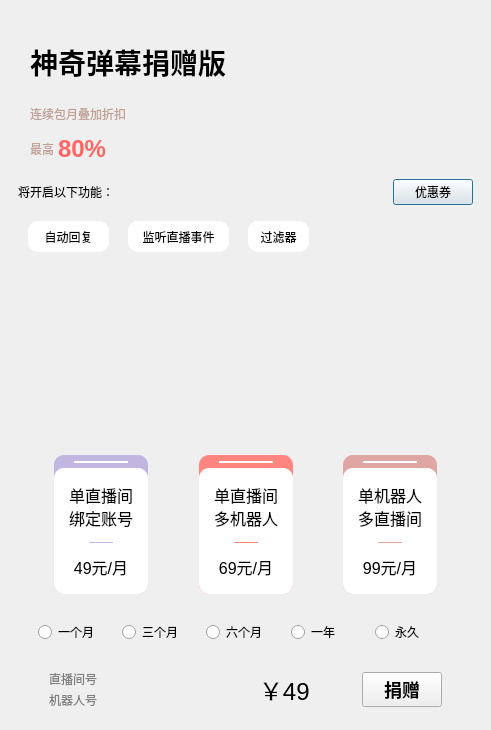
This is widgets/buy_vip/buyvipdialog.ui in iwxyi/Bilibili-MagicalDanmaku as Qt 5 draws it before an edit. The edited form follows.
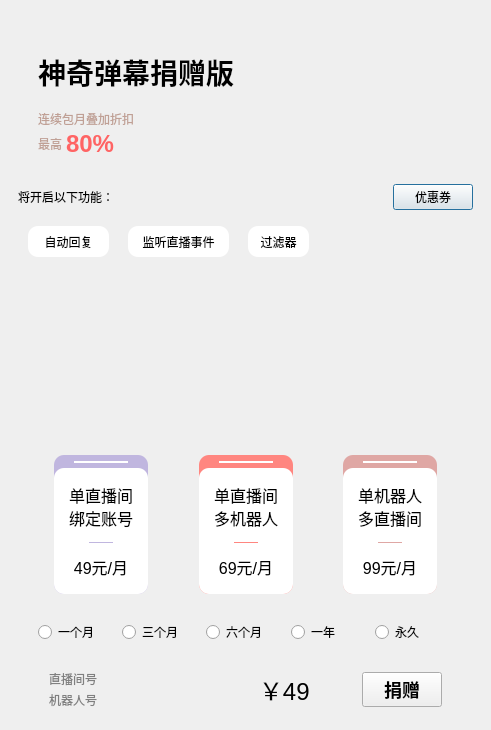
This is the edited form. Icons and pictures are not drawn. Custom widgets are drawn as their Qt base class.

Commit message: 添加另一个设置按钮

```diff
--- a/widgets/buy_vip/buyvipdialog.ui
+++ b/widgets/buy_vip/buyvipdialog.ui
@@ -34,7 +34,7 @@
    <item>
     <layout class="QHBoxLayout" name="horizontalLayout_3" stretch="0,0">
      <property name="leftMargin">
-      <number>12</number>
+      <number>20</number>
      </property>
      <property name="topMargin">
       <number>0</number>
@@ -42,7 +42,7 @@
      <item>
       <layout class="QVBoxLayout" name="verticalLayout">
        <property name="spacing">
-        <number>12</number>
+        <number>2</number>
        </property>
        <item>
         <spacer name="verticalSpacer_3">
@@ -52,7 +52,7 @@
          <property name="sizeHint" stdset="0">
           <size>
            <width>20</width>
-           <height>30</height>
+           <height>40</height>
           </size>
          </property>
         </spacer>
@@ -76,7 +76,7 @@
          <property name="sizeHint" stdset="0">
           <size>
            <width>20</width>
-           <height>10</height>
+           <height>15</height>
           </size>
          </property>
         </spacer>
@@ -156,7 +156,7 @@
          <property name="sizeHint" stdset="0">
           <size>
            <width>20</width>
-           <height>10</height>
+           <height>20</height>
           </size>
          </property>
         </spacer>
@@ -246,7 +246,7 @@
         <x>0</x>
         <y>0</y>
         <width>455</width>
-        <height>202</height>
+        <height>227</height>
        </rect>
       </property>
       <property name="styleSheet">
```
The commit also changes 7 other files.
